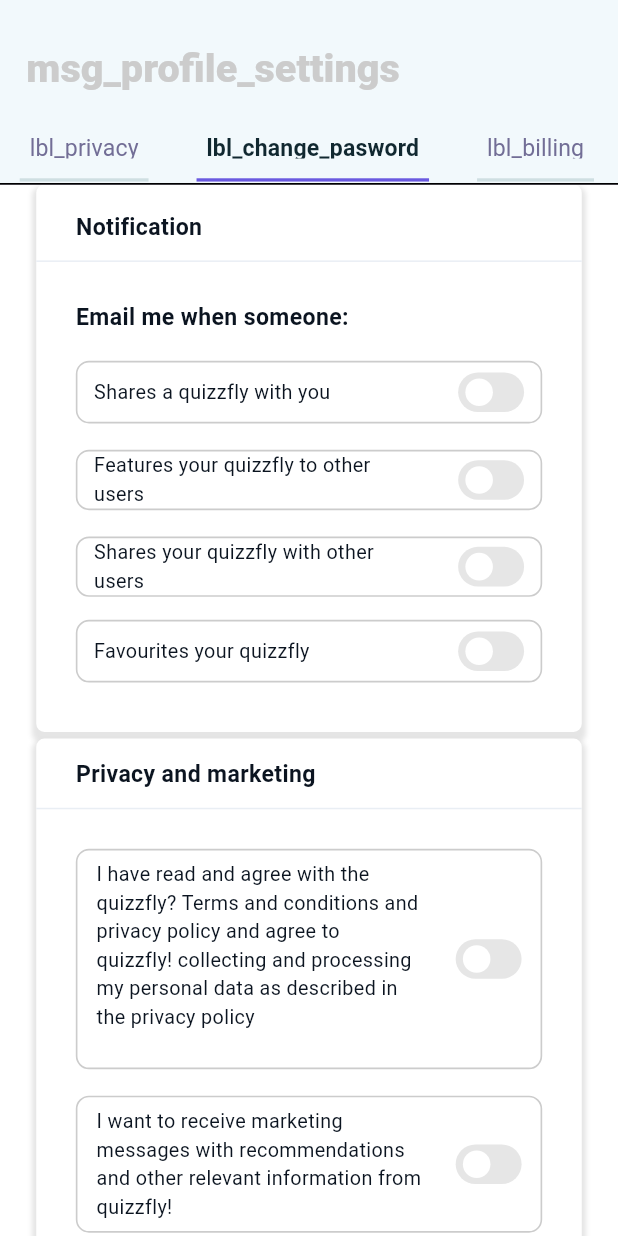
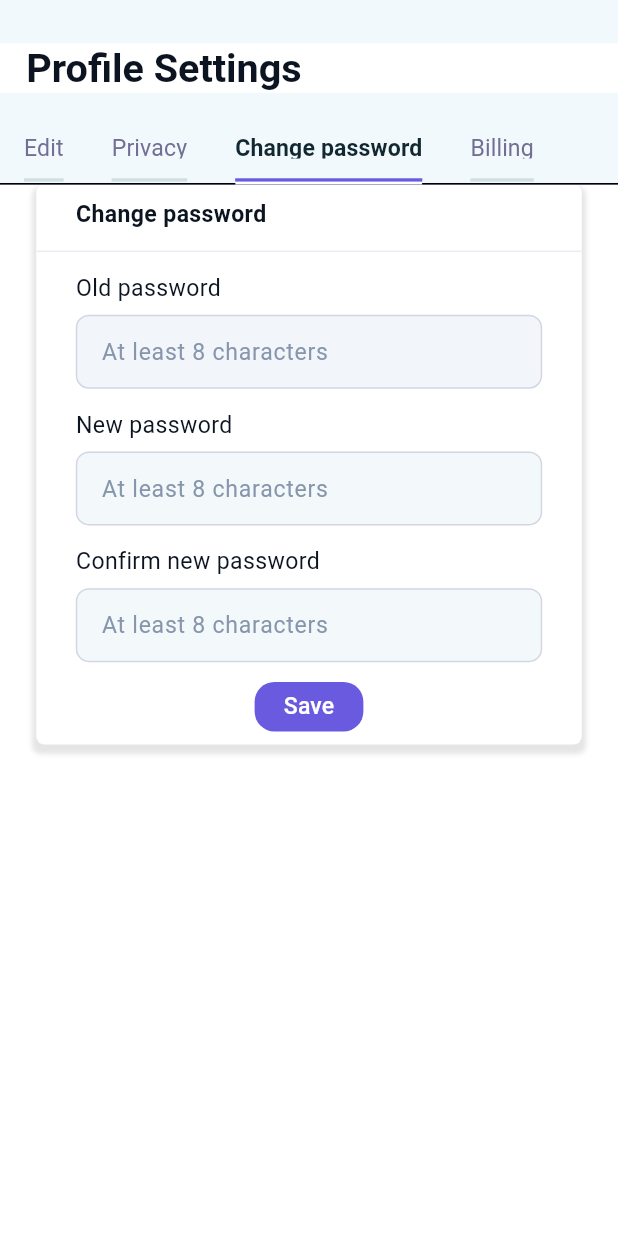
Before and after one commit to Quizzfly/mobile, a Flutter app: the ProfileSettingScreen screen opened directly, tab 3 chosen, on a phone screen of 412 x 824 dp. Run offline on Flutter 3.47's test engine with Material 3 defaults, Android fonts, the phone set to English and light mode, and no system bars; drawn by our look-alikes of flutter_switch; our stand-ins replace cached_network_image, connectivity_plus, dio, dotted_border, equatable, flutter_bloc and 4 more; accounts and stored records are empty; Roboto replaces fonts that are missing (Rubik, SF Pro Rounded).

Commit message:
[QUIZ-2][QUIZ-52] feat : UI change password  screen

```diff
--- a/lib/data/models/login/post_login_resp.dart
+++ b/lib/data/models/login/post_login_resp.dart
@@ -1,26 +1,32 @@
 class PostLoginResp {
+  String? status;
   String? userId;
   String? accessToken;
   String? refreshToken;
   double? tokenExpires;
   PostLoginResp(
-      {this.userId, this.accessToken, this.refreshToken, this.tokenExpires});
+      {this.status,
+      this.userId,
+      this.accessToken,
+      this.refreshToken,
+      this.tokenExpires});
   PostLoginResp.fromJson(Map<String, dynamic> json) {
-    userId = json['userId'];
-    accessToken = json['accessToken'];
-    refreshToken = json['refreshToken'];
-    tokenExpires = json['tokenExpires'];
+    status = json['status'];
+    userId = json['data']['userId'];
+    accessToken = json['data']['accessToken'];
+    refreshToken = json['data']['refreshToken'];
+    tokenExpires = json['data']['tokenExpires'];
   }
   Map<String, dynamic> toJson() {
     final data = <String, dynamic>{};
     if (userId != null) {}
-    data['userId'] = userId;
+    data['data']['userId'] = userId;
     if (accessToken != null) {}
-    data['accessToken'] = accessToken;
+    data['data']['accessToken'] = accessToken;
     if (refreshToken != null) {}
-    data['refreshToken'] = refreshToken;
+    data['data']['refreshToken'] = refreshToken;
     if (tokenExpires != null) {}
-    data['tokenExpires'] = tokenExpires;
+    data['data']['tokenExpires'] = tokenExpires;
     return data;
   }
 }
--- a/lib/localization/en_us/en_us_translations.dart
+++ b/lib/localization/en_us/en_us_translations.dart
@@ -119,6 +119,19 @@
   "msg_shares_a_quizzfly": "Shares a quizzfly with you",
   "msg_shares_your_quizzfly": "Shares your quizzfly with other users",
 
+//Profile Setting Screen
+  "msg_profile_settings": "Profile Settings",
+  "lbl_top_bar_edit": "Edit",
+  "lbl_top_bar_privacy": "Privacy",
+  "lbl_top_bar_change_password": "Change password",
+  "lbl_billing": "Billing",
+
+//Change Password Screen
+  "lbl_change_password2": "Change password",
+  "lbl_old_password": "Old password",
+  "lbl_new_password2": "New password",
+  "msg_confirm_password": "Confirm new password",
+
 // Common String
   "lbl": "👋",
   "lbl_1": "1",
--- /dev/null
+++ b/lib/presentation/change_password_screen/bloc/change_password_bloc.dart
@@ -0,0 +1,26 @@
+import "package:flutter/material.dart";
+import 'package:equatable/equatable.dart';
+import '../../../core/app_export.dart';
+import '../models/change_password_model.dart';
+part 'change_password_event.dart';
+part 'change_password_state.dart';
+
+/// A bloc that manages the state of a ChangePassword according to the event that is dispatched to it.
+class ChangePasswordBloc
+    extends Bloc<ChangePasswordEvent, ChangePasswordState> {
+  ChangePasswordBloc(ChangePasswordState initialState) : super(initialState) {
+    on<ChangePasswordInitialEvent>(_onInitialize);
+  }
+  _onInitialize(
+    ChangePasswordInitialEvent event,
+    Emitter<ChangePasswordState> emit,
+  ) async {
+    emit(
+      state.copyWith(
+        oldPasswordInputController: TextEditingController(),
+        newPasswordInputController: TextEditingController(),
+        confirmPasswordInputController: TextEditingController(),
+      ),
+    );
+  }
+}
--- /dev/null
+++ b/lib/presentation/change_password_screen/bloc/change_password_event.dart
@@ -0,0 +1,16 @@
+part of 'change_password_bloc.dart';
+
+/// Abstract class for all events that can be dispatched from the
+///ChangePassword widget.
+///
+/// Events must be immutable and implement the [Equatable] interface.
+class ChangePasswordEvent extends Equatable {
+  @override
+  List<Object?> get props => [];
+}
+
+/// Event that is dispatched when the ChangePassword widget is first created.
+class ChangePasswordInitialEvent extends ChangePasswordEvent {
+  @override
+  List<Object?> get props => [];
+}
--- /dev/null
+++ b/lib/presentation/change_password_screen/bloc/change_password_state.dart
@@ -0,0 +1,39 @@
+part of 'change_password_bloc.dart';
+
+/// Represents the state of ChangePassword in the application.
+// ignore_for_file: must_be_immutable
+class ChangePasswordState extends Equatable {
+  ChangePasswordState(
+      {this.oldPasswordInputController,
+      this.newPasswordInputController,
+      this.confirmPasswordInputController,
+      this.changePasswordModelObj});
+  TextEditingController? oldPasswordInputController;
+  TextEditingController? newPasswordInputController;
+  TextEditingController? confirmPasswordInputController;
+  ChangePasswordModel? changePasswordModelObj;
+  @override
+  List<Object?> get props => [
+        oldPasswordInputController,
+        newPasswordInputController,
+        confirmPasswordInputController,
+        changePasswordModelObj
+      ];
+  ChangePasswordState copyWith({
+    TextEditingController? oldPasswordInputController,
+    TextEditingController? newPasswordInputController,
+    TextEditingController? confirmPasswordInputController,
+    ChangePasswordModel? changePasswordModelObj,
+  }) {
+    return ChangePasswordState(
+      oldPasswordInputController:
+          oldPasswordInputController ?? this.oldPasswordInputController,
+      newPasswordInputController:
+          newPasswordInputController ?? this.newPasswordInputController,
+      confirmPasswordInputController:
+          confirmPasswordInputController ?? this.confirmPasswordInputController,
+      changePasswordModelObj:
+          changePasswordModelObj ?? this.changePasswordModelObj,
+    );
+  }
+}
--- /dev/null
+++ b/lib/presentation/change_password_screen/change_password_screen.dart
@@ -0,0 +1,222 @@
+import 'package:flutter/material.dart';
+import '../../core/app_export.dart';
+import '../../core/utils/validation_functions.dart';
+import '../../theme/custom_button_style.dart';
+import '../../widgets/custom_elevated_button.dart';
+import '../../widgets/custom_text_form_field.dart';
+import 'bloc/change_password_bloc.dart';
+import 'models/change_password_model.dart';
+
+class ChangePasswordScreen extends StatelessWidget {
+  const ChangePasswordScreen({Key? key})
+      : super(
+          key: key,
+        );
+  static Widget builder(BuildContext context) {
+    return BlocProvider<ChangePasswordBloc>(
+      create: (context) => ChangePasswordBloc(ChangePasswordState(
+        changePasswordModelObj: ChangePasswordModel(),
+      ))
+        ..add(ChangePasswordInitialEvent()),
+      child: ChangePasswordScreen(),
+    );
+  }
+
+  @override
+  Widget build(BuildContext context) {
+    return SafeArea(
+      child: Scaffold(
+        backgroundColor: appTheme.whiteA700,
+        resizeToAvoidBottomInset: false,
+        body: Container(
+          width: double.maxFinite,
+          padding: EdgeInsets.symmetric(horizontal: 22.h),
+          child: Column(
+            mainAxisSize: MainAxisSize.max,
+            children: [_buildChangePasswordForm(context)],
+          ),
+        ),
+      ),
+    );
+  }
+
+  /// Section Widget
+  Widget _buildOldPasswordInput(BuildContext context) {
+    return BlocSelector<ChangePasswordBloc, ChangePasswordState,
+        TextEditingController?>(
+      selector: (state) => state.oldPasswordInputController,
+      builder: (context, oldPasswordInputController) {
+        return CustomTextFormField(
+          controller: oldPasswordInputController,
+          hintText: "msg_at_least_8_characters".tr,
+          textInputType: TextInputType.visiblePassword,
+          obscureText: true,
+          contentPadding: EdgeInsets.all(12.h),
+          validator: (value) {
+            if (value == null || (!isValidPassword(value, isRequired: true))) {
+              return "err_msg_please_enter_valid_password";
+            }
+            return null;
+          },
+        );
+      },
+    );
+  }
+
+  /// Section Widget
+  Widget _buildNewPasswordInput(BuildContext context) {
+    return BlocSelector<ChangePasswordBloc, ChangePasswordState,
+        TextEditingController?>(
+      selector: (state) => state.newPasswordInputController,
+      builder: (context, newPasswordInputController) {
+        return CustomTextFormField(
+          controller: newPasswordInputController,
+          hintText: "msg_at_least_8_characters".tr,
+          textInputType: TextInputType.visiblePassword,
+          obscureText: true,
+          contentPadding: EdgeInsets.all(12.h),
+          borderDecoration: TextFormFieldStyleHelper.outlineBlueGrayTL82,
+          fillcolor: appTheme.gray10002,
+          validator: (value) {
+            if (value == null || (!isValidPassword(value, isRequired: true))) {
+              return "err_msg_please_enter_valid_password";
+            }
+            return null;
+          },
+        );
+      },
+    );
+  }
+
+  /// Section Widget
+  Widget _buildConfirmPasswordInput(BuildContext context) {
+    return BlocSelector<ChangePasswordBloc, ChangePasswordState,
+        TextEditingController?>(
+      selector: (state) => state.confirmPasswordInputController,
+      builder: (context, confirmPasswordInputController) {
+        return CustomTextFormField(
+          controller: confirmPasswordInputController,
+          hintText: "msg_at_least_8_characters".tr,
+          textInputAction: TextInputAction.done,
+          textInputType: TextInputType.visiblePassword,
+          obscureText: true,
+          contentPadding: EdgeInsets.all(12.h),
+          borderDecoration: TextFormFieldStyleHelper.outlineBlueGrayTL82,
+          fillcolor: appTheme.gray10002,
+          validator: (value) {
+            if (value == null || (!isValidPassword(value, isRequired: true))) {
+              return "err_msg_please_enter_valid_password";
+            }
+            return null;
+          },
+        );
+      },
+    );
+  }
+
+  /// Section Widget
+  Widget _buildSaveButton(BuildContext context) {
+    return CustomElevatedButton(
+      height: 30.h,
+      width: 66.h,
+      text: "lbl_save".tr,
+      buttonTextStyle: CustomTextStyles.titleSmallOnErrorContainer,
+      buttonStyle: CustomButtonStyles.fillPrimary,
+    );
+  }
+
+  /// Section Widget
+  Widget _buildChangePasswordForm(BuildContext context) {
+    return Container(
+      width: double.maxFinite,
+      padding: EdgeInsets.symmetric(vertical: 8.h),
+      decoration: BoxDecoration(
+        color: appTheme.whiteA700,
+        borderRadius: BorderRadiusStyle.roundedBorder5,
+        boxShadow: [
+          BoxShadow(
+              color: appTheme.black900.withOpacity(0.1),
+              spreadRadius: 2.h,
+              blurRadius: 2.h,
+              offset: Offset(
+                0,
+                4,
+              )),
+        ],
+      ),
+      child: Column(
+        mainAxisSize: MainAxisSize.min,
+        mainAxisAlignment: MainAxisAlignment.center,
+        children: [
+          Align(
+            alignment: Alignment.centerLeft,
+            child: Padding(
+              padding: EdgeInsets.only(left: 24.h),
+              child: Text(
+                "lbl_change_password2".tr,
+                style: CustomTextStyles.bodyMediumRobotoFontGray90003,
+              ),
+            ),
+          ),
+          SizedBox(height: 12.h),
+          SizedBox(
+            width: double.maxFinite,
+            child: Divider(
+              color: appTheme.blueGray50,
+            ),
+          ),
+          SizedBox(height: 12.h),
+          Container(
+            width: double.maxFinite,
+            margin: EdgeInsets.symmetric(horizontal: 24.h),
+            child: Column(
+              crossAxisAlignment: CrossAxisAlignment.start,
+              children: [
+                Text(
+                  "lbl_old_password".tr,
+                  style: CustomTextStyles.bodyMediumRobotoGray90003,
+                ),
+                SizedBox(height: 6.h),
+                _buildOldPasswordInput(context)
+              ],
+            ),
+          ),
+          SizedBox(height: 12.h),
+          Container(
+            width: double.maxFinite,
+            margin: EdgeInsets.symmetric(horizontal: 24.h),
+            child: Column(
+              crossAxisAlignment: CrossAxisAlignment.start,
+              children: [
+                Text(
+                  "lbl_new_password2".tr,
+                  style: CustomTextStyles.bodyMediumRobotoGray90003,
+                ),
+                SizedBox(height: 6.h),
+                _buildNewPasswordInput(context)
+              ],
+            ),
+          ),
+          SizedBox(height: 12.h),
+          Container(
+            width: double.maxFinite,
+            margin: EdgeInsets.symmetric(horizontal: 24.h),
+            child: Column(
+              crossAxisAlignment: CrossAxisAlignment.start,
+              children: [
+                Text(
+                  "msg_confirm_password".tr,
+                  style: CustomTextStyles.bodyMediumRobotoGray90003,
+                ),
+                SizedBox(height: 6.h),
+                _buildConfirmPasswordInput(context)
+              ],
+            ),
+          ),
+          SizedBox(height: 12.h),
+          _buildSaveButton(context)
+        ],
+      ),
+    );
+  }
+}
--- /dev/null
+++ b/lib/presentation/change_password_screen/models/change_password_model.dart
@@ -0,0 +1,13 @@
+import 'package:equatable/equatable.dart';
+
+/// This class defines the variables used in the [change_password_screen],
+/// and is typically used to hold data that is passed between different parts of the application.
+class ChangePasswordModel extends Equatable {
+  ChangePasswordModel();
+  ChangePasswordModel copywith() {
+    return ChangePasswordModel();
+  }
+
+  @override
+  List<Object?> get props => [];
+}
--- a/lib/presentation/profile_setting_screen/profile_setting_screen.dart
+++ b/lib/presentation/profile_setting_screen/profile_setting_screen.dart
@@ -7,6 +7,7 @@
 import '../../widgets/app_bar/custom_app_bar.dart';
 // import '../billing_page/billing_page.dart';
 // import '../change_password_page/change_password_page.dart';
+import '../change_password_screen/change_password_screen.dart';
 import "../privacy_screen/privacy_screen.dart";
 
 class ProfileSettingScreen extends StatefulWidget {
@@ -30,12 +31,12 @@
 // ignore_for_file: must_be_immutable
 class ProfileSettingScreenState extends State<ProfileSettingScreen>
     with TickerProviderStateMixin {
-  late TabController tabviewController;
+  late TabController tabViewController;
   int tabIndex = 0;
   @override
   void initState() {
     super.initState();
-    tabviewController = TabController(length: 4, vsync: this);
+    tabViewController = TabController(length: 4, vsync: this);
   }
 
   @override
@@ -44,9 +45,6 @@
       child: Scaffold(
         body: Container(
           width: double.maxFinite,
-          decoration: BoxDecoration(
-            color: theme.colorScheme.onErrorContainer,
-          ),
           child: Column(
             mainAxisSize: MainAxisSize.max,
             children: [
@@ -54,11 +52,11 @@
               Expanded(
                 child: Container(
                   child: TabBarView(
-                    controller: tabviewController,
+                    controller: tabViewController,
                     children: [
                       EditProfileScreen.builder(context),
                       PrivacyScreen.builder(context),
-                      // ChangePasswordPage.builder(context),
+                      ChangePasswordScreen.builder(context),
                       // BillingPage.builder(context)
                     ],
                   ),
@@ -110,7 +108,7 @@
                 SizedBox(
                   width: double.maxFinite,
                   child: TabBar(
-                    controller: tabviewController,
+                    controller: tabViewController,
                     isScrollable: true,
                     tabAlignment: TabAlignment.start,
                     labelColor: appTheme.blueGray900,
@@ -147,11 +145,10 @@
                                 ),
                           child: Padding(
                             padding: EdgeInsets.symmetric(
-                              horizontal: 6.h,
                               vertical: 12.h,
                             ),
                             child: Text(
-                              "lbl_edit2".tr,
+                              "lbl_top_bar_edit".tr,
                             ),
                           ),
                         ),
@@ -177,11 +174,10 @@
                                 ),
                           child: Padding(
                             padding: EdgeInsets.symmetric(
-                              horizontal: 6.h,
                               vertical: 12.h,
                             ),
                             child: Text(
-                              "lbl_privacy".tr,
+                              "lbl_top_bar_privacy".tr,
                             ),
                           ),
                         ),
@@ -207,11 +203,10 @@
                                 ),
                           child: Padding(
                             padding: EdgeInsets.symmetric(
-                              horizontal: 6.h,
                               vertical: 12.h,
                             ),
                             child: Text(
-                              "lbl_change_pasword".tr,
+                              "lbl_top_bar_change_password".tr,
                             ),
                           ),
                         ),
@@ -237,7 +232,6 @@
                                 ),
                           child: Padding(
                             padding: EdgeInsets.symmetric(
-                              horizontal: 6.h,
                               vertical: 12.h,
                             ),
                             child: Text(
@@ -247,7 +241,6 @@
                         ),
                       )
                     ],
-                    indicatorColor: Colors.transparent,
                     onTap: (index) {
                       tabIndex = index;
                       setState(() {});
--- a/lib/routes/app_routes.dart
+++ b/lib/routes/app_routes.dart
@@ -1,4 +1,5 @@
 import 'package:flutter/material.dart';
+import 'package:quizzfly_application_flutter/presentation/change_password_screen/change_password_screen.dart';
 import 'package:quizzfly_application_flutter/presentation/profile_setting_screen/profile_setting_screen.dart';
 import '../presentation/edit_profile_screen/edit_profile_screen.dart';
 import '../presentation/forgot_password_screen/forgot_password_screen.dart';
@@ -18,13 +19,16 @@
   static const String editProfileScreen = '/edit_profile_screen';
   static const String privacyScreen = '/privacy_screen';
     static const String profileSettingScreen = '/profile_setting_screen';
+        static const String changePasswordScreen = '/change_password_screen';
+
 
   static Map<String, WidgetBuilder> get routes => {
         loginScreen: LoginScreen.builder,
         registerScreen: RegisterScreen.builder,
         forgotPasswordScreen: ForgotPasswordScreen.builder,
         // appNavigationScreen: AppNavigationScreen.builder,
-        initialRoute: LoginScreen.builder
+        initialRoute: LoginScreen.builder,
+        changePasswordScreen : ChangePasswordScreen.builder,
       };
 
   // Custom method to handle slide transition navigation for specific routes
--- a/lib/widgets/app_bar/appbar_title.dart
+++ b/lib/widgets/app_bar/appbar_title.dart
@@ -19,10 +19,7 @@
         },
         child: Text(
           text,
-          style: CustomTextStyles.headlineSmallRobotoBlueGray10001
-              .copyWith(
-            color: appTheme.blueGray10001,
-          ),
+          style: CustomTextStyles.headlineSmallSFProRoundedGray90003
         ),
       ),
     );
--- a/lib/widgets/app_bar/custom_app_bar.dart
+++ b/lib/widgets/app_bar/custom_app_bar.dart
@@ -25,7 +25,6 @@
       elevation: 0,
       toolbarHeight: height ?? 30.h,
       automaticallyImplyLeading: false,
-      backgroundColor: Colors.transparent,
       leadingWidth: leadingWidth ?? 0,
       leading: leading,
       title: title,
```
Also changed, not shown: flutter_01.png (added).
